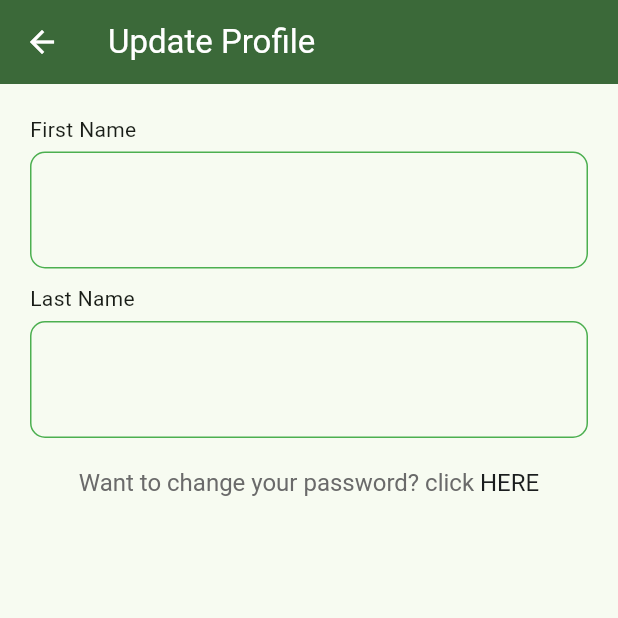
After one commit to neal-boylan/gymgo, a Flutter app: the EditCoachProfile screen opened directly, on a phone screen of 412 x 824 dp, the top half of it. The commit adds this screen. Run offline on Flutter 3.47's test engine with Material 3 defaults, Android fonts, the phone set to English and light mode, and no system bars; our stand-ins replace cloud_firestore, dropdown_search, email_validator, firebase_auth, firebase_core, fluttertoast and 2 more; missing offline and left inert: firebase_ui_auth; accounts and stored records are empty; generated files the repository leaves out were written again; network calls fail; Roboto replaces fonts that are missing (Cera Pro).

```diff
--- /dev/null
+++ b/lib/pages/edit_coach_profile.dart
@@ -0,0 +1,211 @@
+import 'package:cloud_firestore/cloud_firestore.dart';
+import 'package:email_validator/email_validator.dart';
+import 'package:firebase_auth/firebase_auth.dart';
+import 'package:flutter/gestures.dart';
+import 'package:flutter/material.dart';
+import 'package:gymgo/pages/change_password.dart';
+
+class EditCoachProfile extends StatefulWidget {
+  const EditCoachProfile({super.key});
+
+  @override
+  State<EditCoachProfile> createState() => _EditCoachProfileState();
+}
+
+class _EditCoachProfileState extends State<EditCoachProfile> {
+  final String userId = FirebaseAuth.instance.currentUser!.uid;
+  bool _isButtonVisible = false;
+  final firstNameController = TextEditingController();
+  final lastNameController = TextEditingController();
+  final passwordController = TextEditingController();
+
+  var firstName = "";
+  var lastName = "";
+
+  bool coach = false;
+
+  @override
+  void dispose() {
+    firstNameController.dispose();
+    lastNameController.dispose();
+    super.dispose();
+  }
+
+  @override
+  void initState() {
+    super.initState();
+    fetchData();
+    firstNameController.addListener(() {
+      setState(() {
+        _isButtonVisible = firstNameController.text.isNotEmpty;
+      });
+    });
+
+    lastNameController.addListener(() {
+      setState(() {
+        _isButtonVisible = lastNameController.text.isNotEmpty;
+      });
+    });
+  }
+
+  Future<void> fetchData() async {
+    try {
+      var collection = FirebaseFirestore.instance.collection('coaches');
+      var docSnapshot = await collection.doc(userId).get();
+      if (docSnapshot.exists) {
+        Map<String, dynamic>? data = docSnapshot.data();
+
+        setState(() {
+          firstName = data?['firstName'];
+          lastName = data?['lastName'];
+        });
+      }
+    } catch (e) {
+      print("Error fetching data: $e");
+    }
+  }
+
+  void Validate(String email) {
+    bool isvalid = EmailValidator.validate(email);
+    print(isvalid);
+  }
+
+  Future<void> updateDb(String? userId) async {
+    try {
+      if (firstNameController.text.trim() == "") {
+        await FirebaseFirestore.instance
+            .collection("coaches")
+            .doc(userId)
+            .update({
+          "lastName": lastNameController.text.trim(),
+        });
+      } else if (lastNameController.text.trim() == "") {
+        await FirebaseFirestore.instance
+            .collection("members")
+            .doc(userId)
+            .update({
+          "firstName": firstNameController.text.trim(),
+        });
+      } else {
+        await FirebaseFirestore.instance
+            .collection("members")
+            .doc(userId)
+            .update({
+          "firstName": firstNameController.text.trim(),
+          "lastName": lastNameController.text.trim(),
+        });
+      }
+
+      // print(data.id);
+    } catch (e) {
+      print(e);
+    }
+  }
+
+  @override
+  Widget build(BuildContext context) {
+    return Scaffold(
+      appBar: AppBar(
+        title: Text('Update Profile'),
+        backgroundColor: Theme.of(context).primaryColor,
+      ),
+      body: Column(
+        children: [
+          Padding(
+            padding: const EdgeInsets.all(20.0),
+            child: Column(
+              children: [
+                Align(
+                  alignment: Alignment.centerLeft,
+                  child: Text(
+                    "First Name",
+                  ),
+                ),
+                const SizedBox(height: 5),
+                TextField(
+                  controller: firstNameController,
+                  decoration: InputDecoration(
+                    hintText: firstName,
+                  ),
+                  maxLines: 1,
+                ),
+                const SizedBox(height: 10),
+                Align(
+                  alignment: Alignment.centerLeft,
+                  child: Text(
+                    "Last Name",
+                  ),
+                ),
+                const SizedBox(height: 5),
+                TextField(
+                  controller: lastNameController,
+                  decoration: InputDecoration(
+                    hintText: lastName,
+                  ),
+                  maxLines: 1,
+                ),
+                const SizedBox(height: 20),
+                _changePassword(context),
+                const SizedBox(height: 20),
+                Align(
+                  alignment: Alignment.bottomCenter,
+                  child: Visibility(
+                    visible: _isButtonVisible,
+                    child: ElevatedButton(
+                      style: ElevatedButton.styleFrom(
+                          backgroundColor:
+                              Theme.of(context).colorScheme.primary),
+                      onPressed: () async {
+                        firstNameController.text.trim() != firstName ||
+                                lastNameController.text.trim() != lastName
+                            ? updateDb(userId)
+                            : null;
+                      },
+                      child: const Text(
+                        'UPDATE PROFILE',
+                        style: TextStyle(
+                          fontSize: 16,
+                          color: Colors.white,
+                        ),
+                      ),
+                    ),
+                  ),
+                ),
+              ],
+            ),
+          ),
+        ],
+      ),
+    );
+  }
+
+  Widget _changePassword(BuildContext context) {
+    return Padding(
+      padding: const EdgeInsets.only(bottom: 16),
+      child: RichText(
+          textAlign: TextAlign.center,
+          text: TextSpan(children: [
+            const TextSpan(
+              text: "Want to change your password? click ",
+              style: TextStyle(
+                  color: Color(0xff6A6A6A),
+                  fontWeight: FontWeight.normal,
+                  fontSize: 16),
+            ),
+            TextSpan(
+                text: "HERE",
+                style: const TextStyle(
+                    color: Color(0xff1A1D1E),
+                    fontWeight: FontWeight.normal,
+                    fontSize: 16),
+                recognizer: TapGestureRecognizer()
+                  ..onTap = () {
+                    Navigator.push(
+                      context,
+                      MaterialPageRoute(builder: (context) => ChangePassword()),
+                    );
+                  }),
+          ])),
+    );
+  }
+}
--- a/lib/pages/home_page.dart
+++ b/lib/pages/home_page.dart
@@ -3,13 +3,13 @@ import 'package:firebase_auth/firebase_auth.dart';
 import 'package:flutter/cupertino.dart';
 import 'package:flutter/material.dart';
 import 'package:gymgo/pages/admin/add_new_member.dart';
-import 'package:gymgo/pages/edit_member_profile.dart';
 import 'package:gymgo/pages/member_list.dart';
 import 'package:gymgo/pages/view_member_profile.dart';
 
 import '../services/auth_service.dart';
 import 'admin/add_new_class.dart';
 import 'class_list.dart';
+import 'edit_coach_profile.dart';
 import 'member/workout_list.dart';
 
 class MyHomePage extends StatefulWidget {
@@ -78,7 +78,7 @@ class _MyHomePageState extends State<MyHomePage> {
       coach: true,
       member: false,
     ),
-    const EditMemberProfile(),
+    const EditCoachProfile(),
   ];
 
   final List<Widget> memberPages = [
--- a/lib/services/auth_service.dart
+++ b/lib/services/auth_service.dart
@@ -50,16 +50,18 @@ class AuthService {
               builder: (BuildContext context) => const MyHomePage()));
     } on FirebaseAuthException catch (e) {
       print('e.code: ${e.code}');
+      print('e: $e');
       String message = '';
       if (e.code == 'channel-error') {
         message = 'No user found for that email.';
         var snackBar = SnackBar(content: Text('No user found for that email.'));
-        ScaffoldMessenger.of(context).showSnackBar(snackBar);
+        // ScaffoldMessenger.of(context).showSnackBar(snackBar);
       } else if (e.code == 'invalid-credential') {
         message = 'Wrong password provided for that user.';
         var snackBar =
             SnackBar(content: Text('Wrong password provided for that user.'));
-        ScaffoldMessenger.of(context).showSnackBar(snackBar);
+
+        // ScaffoldMessenger.of(context).showSnackBar(snackBar);
       }
       Fluttertoast.showToast(
         msg: message,
```
Also changed, not shown: lib/pages/admin/add_new_class.dart (+44 -9 lines), lib/pages/view_coach_profile.dart (added, +153 -0 lines).
